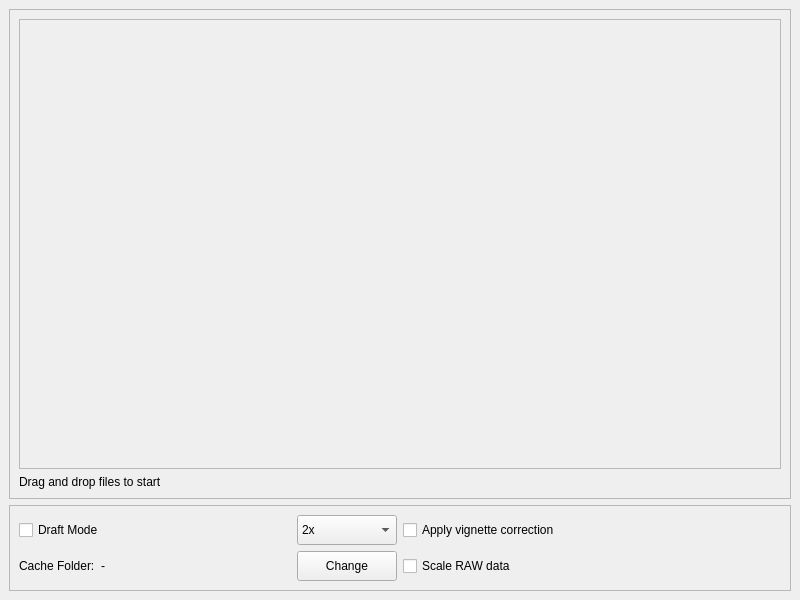
Old version of the form ui/mainwindow.ui in the repository xtrul/motioncam-fs.
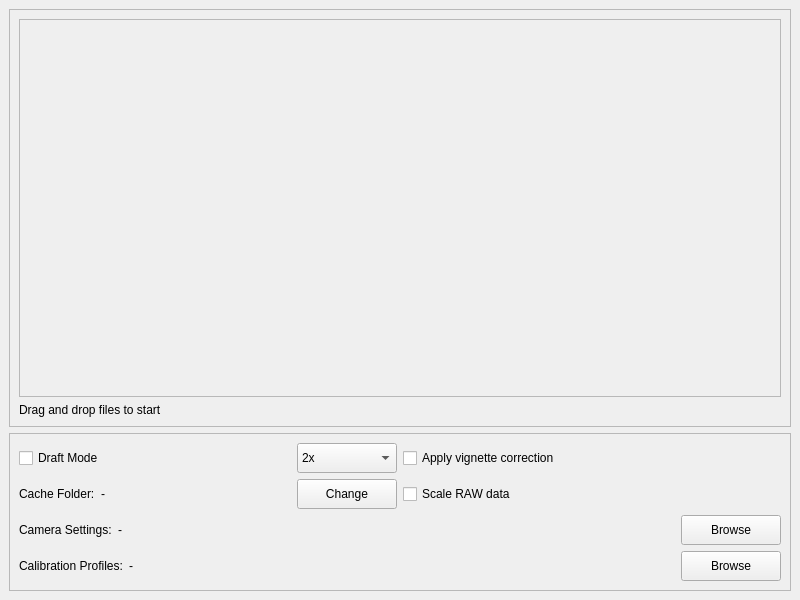
New version of the form.

Commit message: Expose profile loaders in UI

The edit to the form file:
```diff
--- a/ui/mainwindow.ui
+++ b/ui/mainwindow.ui
@@ -133,8 +133,94 @@
           </widget>
          </item>
         </layout>
-       </item>
-       <item row="0" column="1">
+      </item>
+      <item row="2" column="0" colspan="2">
+       <layout class="QHBoxLayout" name="cameraSettingsLayout">
+        <item>
+         <widget class="QLabel" name="descCameraSettings">
+          <property name="sizePolicy">
+           <sizepolicy hsizetype="Preferred" vsizetype="Preferred">
+            <horstretch>0</horstretch>
+            <verstretch>0</verstretch>
+           </sizepolicy>
+          </property>
+          <property name="text">
+           <string>Camera Settings:</string>
+          </property>
+         </widget>
+        </item>
+        <item>
+         <widget class="QLabel" name="cameraSettingsLabel">
+          <property name="sizePolicy">
+           <sizepolicy hsizetype="Preferred" vsizetype="Preferred">
+            <horstretch>1</horstretch>
+            <verstretch>0</verstretch>
+           </sizepolicy>
+          </property>
+          <property name="text">
+           <string>-</string>
+          </property>
+         </widget>
+        </item>
+        <item>
+         <widget class="QPushButton" name="changeCameraSettingsBtn">
+          <property name="minimumSize">
+           <size>
+            <width>100</width>
+            <height>30</height>
+           </size>
+          </property>
+          <property name="text">
+           <string>Browse</string>
+          </property>
+         </widget>
+        </item>
+       </layout>
+      </item>
+      <item row="3" column="0" colspan="2">
+       <layout class="QHBoxLayout" name="calibrationProfileLayout">
+        <item>
+         <widget class="QLabel" name="descCalibrationProfile">
+          <property name="sizePolicy">
+           <sizepolicy hsizetype="Preferred" vsizetype="Preferred">
+            <horstretch>0</horstretch>
+            <verstretch>0</verstretch>
+           </sizepolicy>
+          </property>
+          <property name="text">
+           <string>Calibration Profiles:</string>
+          </property>
+         </widget>
+        </item>
+        <item>
+         <widget class="QLabel" name="calibrationProfileLabel">
+          <property name="sizePolicy">
+           <sizepolicy hsizetype="Preferred" vsizetype="Preferred">
+            <horstretch>1</horstretch>
+            <verstretch>0</verstretch>
+           </sizepolicy>
+          </property>
+          <property name="text">
+           <string>-</string>
+          </property>
+         </widget>
+        </item>
+        <item>
+         <widget class="QPushButton" name="changeCalibrationProfileBtn">
+          <property name="minimumSize">
+           <size>
+            <width>100</width>
+            <height>30</height>
+           </size>
+          </property>
+          <property name="text">
+           <string>Browse</string>
+          </property>
+         </widget>
+        </item>
+       </layout>
+      </item>
+      <item row="0" column="1">
         <widget class="QCheckBox" name="vignetteCorrectionCheckBox">
          <property name="enabled">
           <bool>true</bool>
```
Left out of the diff: 2 changed lines with no effect on the pictures. The commit also changes 10 other files.
